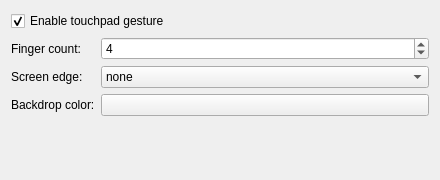
kontonkara/driftile, file packaging/kwin-effect/contents/ui/config.ui: the form before one commit.
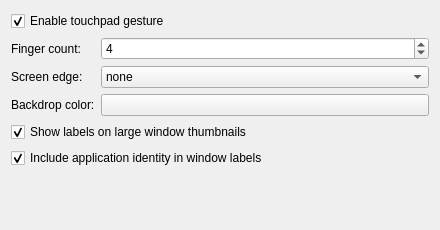
The form after the commit. Custom widgets are drawn as their Qt base class.

Commit message: feat(overview): configure window labels

```diff
--- a/packaging/kwin-effect/contents/ui/config.ui
+++ b/packaging/kwin-effect/contents/ui/config.ui
@@ -7,7 +7,7 @@
     <x>0</x>
     <y>0</y>
     <width>440</width>
-    <height>180</height>
+    <height>230</height>
    </rect>
   </property>
   <layout class="QFormLayout" name="formLayout">
@@ -142,6 +142,32 @@
      </property>
     </widget>
    </item>
+   <item row="4" column="0" colspan="2">
+    <widget class="QCheckBox" name="kcfg_ShowWindowLabels">
+     <property name="text">
+      <string>Show labels on large window thumbnails</string>
+     </property>
+     <property name="toolTip">
+      <string>Show a compact caption footer on large window thumbnails. Tab and minimized window labels remain visible.</string>
+     </property>
+     <property name="checked">
+      <bool>true</bool>
+     </property>
+    </widget>
+   </item>
+   <item row="5" column="0" colspan="2">
+    <widget class="QCheckBox" name="kcfg_ShowApplicationIdentity">
+     <property name="text">
+      <string>Include application identity in window labels</string>
+     </property>
+     <property name="toolTip">
+      <string>Use the application identity as a caption fallback and, when available, as secondary thumbnail text.</string>
+     </property>
+     <property name="checked">
+      <bool>true</bool>
+     </property>
+    </widget>
+   </item>
   </layout>
  </widget>
  <customwidgets>
```
The commit also changes 5 other files.
